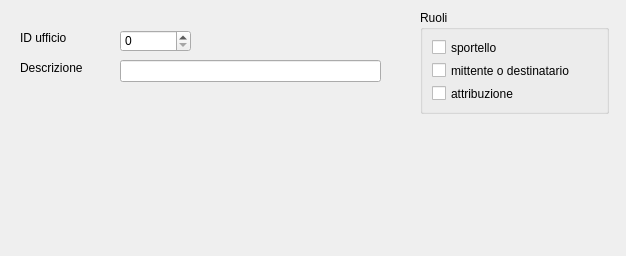
tizianolattisi/suitegda, file src/com/axiastudio/suite/base/forms/ufficio.ui: the form before one commit.
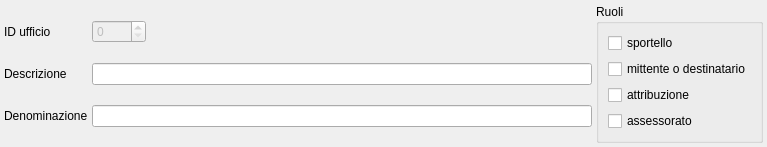
The form after the commit.

Commit message: Ufficio: inseriti campi assessorato e denominazione; UtentePratica: constraint con Pratica su idpratica; SQL fix: foreign key constraint tra base.utente e anagrafiche.soggetto dopo creazione tabella soggetto

```diff
--- a/src/com/axiastudio/suite/base/forms/ufficio.ui
+++ b/src/com/axiastudio/suite/base/forms/ufficio.ui
@@ -6,8 +6,8 @@
    <rect>
     <x>0</x>
     <y>0</y>
-    <width>626</width>
-    <height>256</height>
+    <width>747</width>
+    <height>143</height>
    </rect>
   </property>
   <property name="windowTitle">
@@ -17,15 +17,59 @@
    <string>Descrizione</string>
   </property>
   <widget class="QWidget" name="centralwidget">
+   <layout class="QHBoxLayout" name="horizontalLayout" stretch="1,0">
+    <property name="spacing">
+     <number>4</number>
+    </property>
+    <property name="margin">
+     <number>4</number>
+    </property>
+    <item>
+     <layout class="QGridLayout" name="gridLayout">
+      <item row="0" column="0">
+       <widget class="QLabel" name="label_2">
+        <property name="text">
+         <string>ID ufficio</string>
+        </property>
+        <property name="buddy">
+         <cstring>spinBox</cstring>
+        </property>
+       </widget>
+      </item>
+      <item row="0" column="1">
+       <widget class="QSpinBox" name="spinBox">
+        <property name="enabled">
+         <bool>false</bool>
+        </property>
+        <property name="maximum">
+         <number>1000</number>
+        </property>
+        <property name="column" stdset="0">
+         <string>id</string>
+        </property>
+        <property name="search" stdset="0">
+         <bool>true</bool>
+        </property>
+        <property name="export" stdset="0">
+         <bool>true</bool>
+        </property>
+       </widget>
+      </item>
+      <item row="0" column="2">
+       <spacer name="horizontalSpacer">
+        <property name="orientation">
+         <enum>Qt::Horizontal</enum>
+        </property>
+        <property name="sizeHint" stdset="0">
+         <size>
+          <width>40</width>
+          <height>20</height>
+         </size>
+        </property>
+       </spacer>
+      </item>
+      <item row="1" column="0">
    <widget class="QLabel" name="label">
-    <property name="geometry">
-     <rect>
-      <x>20</x>
-      <y>60</y>
-      <width>91</width>
-      <height>16</height>
-     </rect>
-    </property>
     <property name="text">
      <string>Descrizione</string>
     </property>
@@ -33,14 +77,14 @@
      <cstring>lineEdit</cstring>
     </property>
    </widget>
+      </item>
+      <item row="1" column="1" colspan="2">
    <widget class="QLineEdit" name="lineEdit">
-    <property name="geometry">
-     <rect>
-      <x>120</x>
-      <y>60</y>
-      <width>261</width>
-      <height>22</height>
-     </rect>
+        <property name="minimumSize">
+         <size>
+          <width>500</width>
+          <height>0</height>
+         </size>
     </property>
     <property name="column" stdset="0">
      <string>Descrizione</string>
@@ -52,15 +96,37 @@
      <bool>true</bool>
     </property>
    </widget>
+      </item>
+      <item row="2" column="0">
+       <widget class="QLabel" name="label_3">
+        <property name="text">
+         <string>Denominazione</string>
+        </property>
+        <property name="buddy">
+         <cstring>lineEdit_2</cstring>
+        </property>
+       </widget>
+      </item>
+      <item row="2" column="1" colspan="2">
+       <widget class="QLineEdit" name="lineEdit_2">
+        <property name="text">
+         <string/>
+        </property>
+        <property name="column" stdset="0">
+         <string>Denominazione</string>
+        </property>
+        <property name="search" stdset="0">
+         <bool>true</bool>
+        </property>
+        <property name="export" stdset="0">
+         <bool>true</bool>
+        </property>
+       </widget>
+      </item>
+     </layout>
+    </item>
+    <item>
    <widget class="QGroupBox" name="groupBox">
-    <property name="geometry">
-     <rect>
-      <x>420</x>
-      <y>10</y>
-      <width>189</width>
-      <height>104</height>
-     </rect>
-    </property>
     <property name="title">
      <string>Ruoli</string>
     </property>
@@ -113,35 +179,10 @@
        </property>
       </widget>
      </item>
-    </layout>
-   </widget>
-   <widget class="QLabel" name="label_2">
-    <property name="geometry">
-     <rect>
-      <x>20</x>
-      <y>30</y>
-      <width>62</width>
-      <height>16</height>
-     </rect>
-    </property>
+       <item>
+        <widget class="QCheckBox" name="checkBox_5">
     <property name="text">
-     <string>ID ufficio</string>
-    </property>
-    <property name="buddy">
-     <cstring>spinBox</cstring>
-    </property>
-   </widget>
-   <widget class="QSpinBox" name="spinBox">
-    <property name="geometry">
-     <rect>
-      <x>120</x>
-      <y>30</y>
-      <width>71</width>
-      <height>22</height>
-     </rect>
-    </property>
-    <property name="maximum">
-     <number>1000</number>
+          <string>assessorato</string>
     </property>
     <property name="column" stdset="0">
      <string>id</string>
@@ -153,6 +194,11 @@
      <bool>true</bool>
     </property>
    </widget>
+       </item>
+      </layout>
+     </widget>
+    </item>
+   </layout>
   </widget>
  </widget>
  <resources/>
```
Left out of the diff: 4 changed lines with no effect on the pictures. Lines whose indentation alone changed are shown as unchanged. The commit also changes 3 other files.
